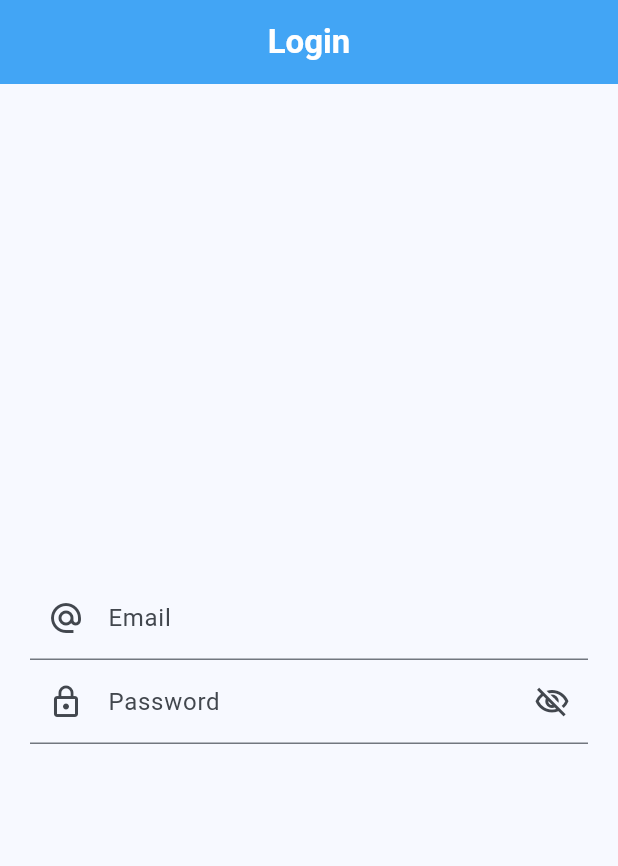
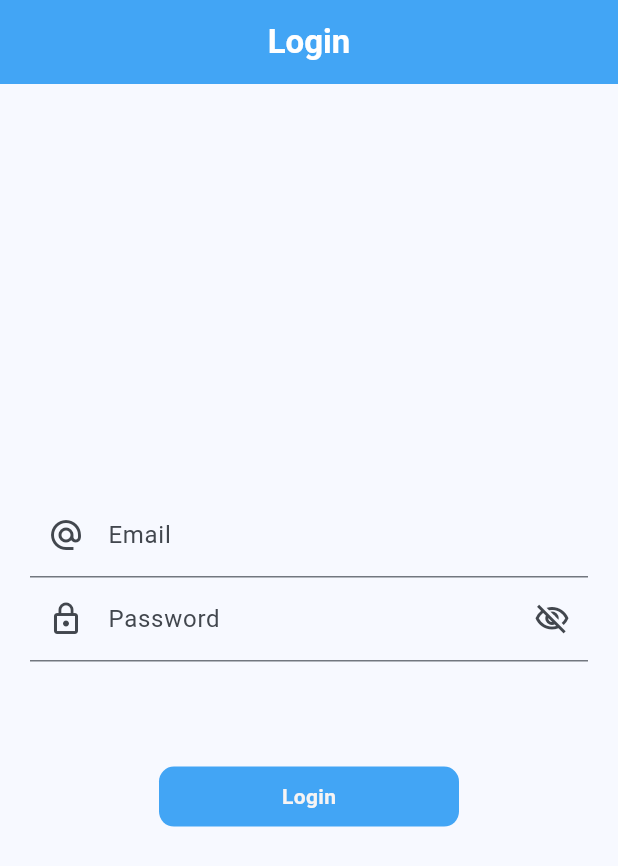
Before and after one commit to inzamam9494/fllutter_state_mangement_Learn, a Flutter app: the screen it shows after launch, on a phone screen of 412 x 824 dp. Shown: the top 866 px of the screen. Run offline on Flutter 3.47's test engine with Material 3 defaults, Android fonts, the phone set to English and light mode, and no system bars; our stand-ins replace another_flushbar, fluttertoast.

Commit message:
Day 12 MVVM implement Alert Bars

```diff
--- /dev/null
+++ b/lib/mvvm/resouces/colors.dart
@@ -0,0 +1,7 @@
+import 'package:flutter/material.dart';
+
+class AppColors{
+  static const Color blackColor = Color(0xFF0A0A0A);
+  static const Color whiteColor = Color(0xFFF6F4F4);
+  static Color? buttonColor = Colors.blue[400];
+}
--- /dev/null
+++ b/lib/mvvm/resouces/components/round_button.dart
@@ -0,0 +1,29 @@
+import 'package:flutter/cupertino.dart';
+import 'package:flutter/material.dart';
+import 'package:state_management/mvvm/resouces/colors.dart';
+
+class RoundButton extends StatelessWidget {
+  final String title;
+  final bool loading;
+  final VoidCallback onPress;
+  const RoundButton({required this.title, this.loading = false, required this.onPress, super.key});
+
+  @override
+  Widget build(BuildContext context) {
+    return InkWell(
+      onTap: onPress,
+      child: Container(
+        height: 40,
+        width: 200,
+        decoration: BoxDecoration(
+          color: AppColors.buttonColor,
+          borderRadius: BorderRadius.circular(10)
+        ),
+        child: Center(child: loading? CircleAvatar() : Text(title,style: TextStyle(
+          color: AppColors.whiteColor,
+          fontWeight: FontWeight.bold
+        ),)),
+      ),
+    );
+  }
+}
--- a/lib/mvvm/utils/routes/utils.dart
+++ b/lib/mvvm/utils/routes/utils.dart
@@ -23,9 +23,9 @@ class Utils{
   static void flushBarErrorMessage(String message, BuildContext context){
     showFlushbar(context: context,
         flushbar: Flushbar(
+          borderRadius: BorderRadius.circular(10),
           forwardAnimationCurve: Curves.decelerate,
           margin: EdgeInsets.symmetric(horizontal: 20, vertical: 10),
-          padding: EdgeInsets.all(5),
           message: message,
           backgroundColor: Colors.red,
           duration: const Duration(seconds: 2),
```
Also changed, not shown: lib/mvvm/view/login_screen.dart (+29 -2 lines).
